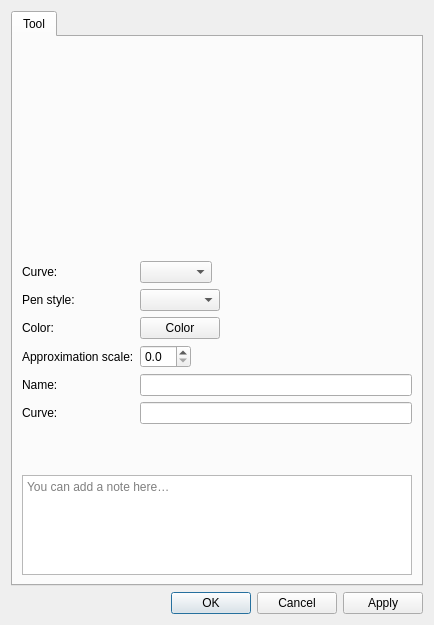
This is src/libs/vtools/dialogs/tools/dialogparallelcurve.ui in equinox-patterns/Ostara as Qt 5 draws it before an edit. The edited form follows.
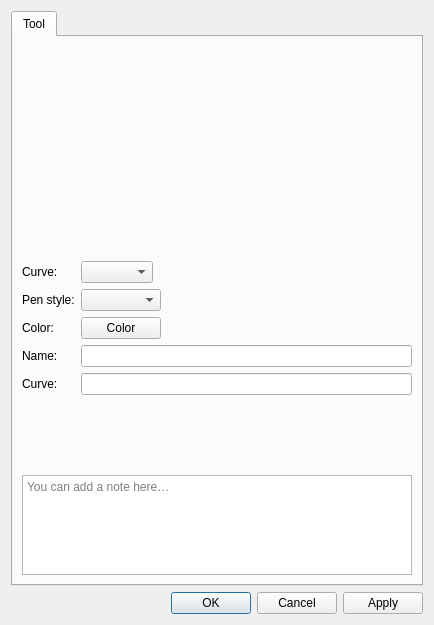
This is the edited form. Icons and pictures are not drawn. Custom widgets are drawn as their Qt base class.

Commit message: Validation curves: drop frontend approximation scale, Spline handles + angle presets in PB

The edit to the form file:
```diff
--- a/src/libs/vtools/dialogs/tools/dialogparallelcurve.ui
+++ b/src/libs/vtools/dialogs/tools/dialogparallelcurve.ui
@@ -114,37 +114,14 @@
            </property>
           </widget>
          </item>
-         <item row="3" column="0">
-          <widget class="QLabel" name="label_2">
-           <property name="text">
-            <string>Approximation scale:</string>
-           </property>
-          </widget>
-         </item>
-         <item row="3" column="1">
-          <widget class="QDoubleSpinBox" name="doubleSpinBoxApproximationScale">
-           <property name="toolTip">
-            <string>Set approximation scale for this curve, 0 - use global value</string>
-           </property>
-           <property name="decimals">
-            <number>1</number>
-           </property>
-           <property name="maximum">
-            <double>10.000000000000000</double>
-           </property>
-           <property name="singleStep">
-            <double>0.100000000000000</double>
-           </property>
-          </widget>
-         </item>
-         <item row="5" column="0">
+         <item row="4" column="0">
           <widget class="QLabel" name="labelAlias">
            <property name="text">
             <string>Curve:</string>
            </property>
           </widget>
          </item>
-         <item row="5" column="1">
+         <item row="4" column="1">
           <widget class="QLineEdit" name="lineEditAlias">
           </widget>
          </item>
@@ -155,7 +132,7 @@
            </property>
           </widget>
          </item>
-         <item row="4" column="0">
+         <item row="3" column="0">
           <widget class="QLabel" name="labelName">
            <property name="visible">
             <bool>false</bool>
@@ -165,7 +142,7 @@
            </property>
           </widget>
          </item>
-         <item row="4" column="1">
+         <item row="3" column="1">
           <widget class="QLineEdit" name="lineEditName">
            <property name="visible">
             <bool>false</bool>
```
The commit also changes 41 other files.
